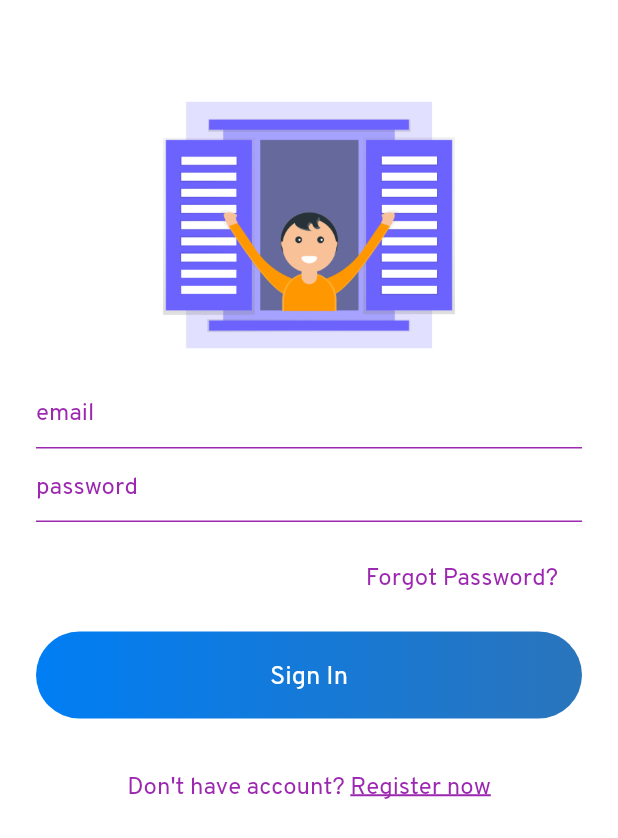
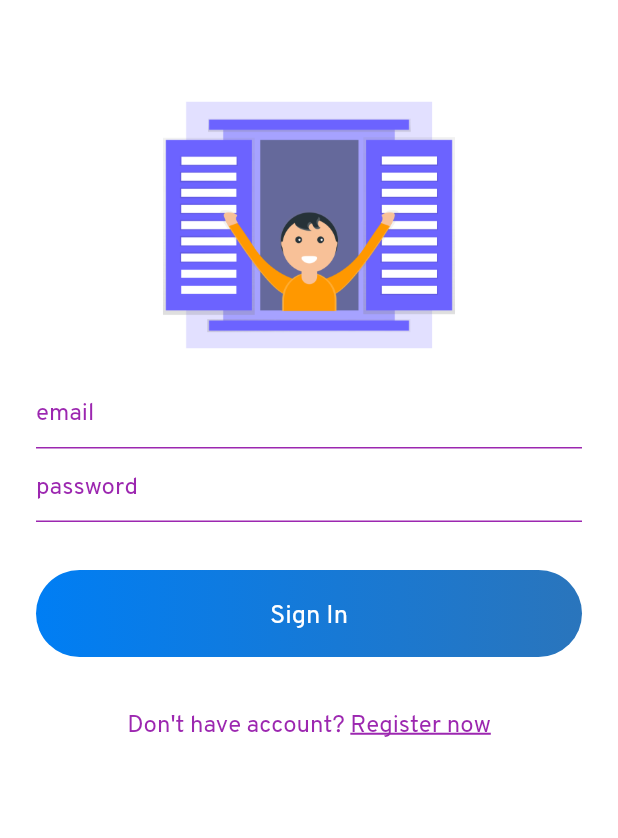
Before and after one commit to jasonofua/Flutter-Chat-App, a Flutter app: the screen it shows after launch, after a tap on "Go to Chat", on a phone screen of 412 x 824 dp. Shown: the top 838 px of the screen. Run offline on Flutter 3.47's test engine with Material 2 defaults, Android fonts, the phone set to English and light mode, and no system bars; our stand-ins replace cloud_firestore, firebase_auth, google_sign_in, liquid_swipe, shared_preferences; accounts and stored records are empty.

Commit message:
finished chat app added a few designs to make it look fun

```diff
--- a/lib/helper/helperfunctions.dart
+++ b/lib/helper/helperfunctions.dart
@@ -6,7 +6,7 @@ class HelperFunctions{
   static String sharedPreferenceUserNameKey = "USERNAMEKEY";
   static String sharedPreferenceUserEmailKey = "USEREMAILKEY";
 
-  /// saving data to sharedpreference
+  // saving data to sharedpreference
   static Future<bool> saveUserLoggedInSharedPreference(bool isUserLoggedIn) async{
 
     SharedPreferences preferences = await SharedPreferences.getInstance();
@@ -23,7 +23,7 @@ class HelperFunctions{
     return await preferences.setString(sharedPreferenceUserEmailKey, userEmail);
   }
 
-  /// fetching data from sharedpreference
+  // fetching data from sharedpreference
 
   static Future<bool> getUserLoggedInSharedPreference() async{
     SharedPreferences preferences = await SharedPreferences.getInstance();
--- a/lib/helper/theme.dart
+++ b/lib/helper/theme.dart
@@ -1,5 +1,7 @@
 import 'package:flutter/material.dart';
 
+
+// custom app theme
 class CustomTheme {
   static Color colorAccent = Color(0xff007EF4);
   static Color textColor = Color(0xff071930);
--- a/lib/main.dart
+++ b/lib/main.dart
@@ -16,7 +16,7 @@ void main() {
 class MyApp extends StatefulWidget {
   // This widget is the root of your application.
   static final style = TextStyle(
-    fontSize: 30,
+    fontSize: 18,
     fontFamily: "Billy",
     fontWeight: FontWeight.w600,
   );
@@ -61,11 +61,11 @@ class _MyAppState extends State<MyApp> {
                 style: MyApp.style,
               ),
               Text(
-                "It's Me",
+                "I thought adding this",
                 style: MyApp.style,
               ),
               Text(
-                "Sahdeep",
+                "Would be cool",
                 style: MyApp.style,
               ),
             ],
@@ -123,15 +123,15 @@ class _MyAppState extends State<MyApp> {
           Column(
             children: <Widget>[
               Text(
-                "Liked?",
+                "Like?",
                 style: MyApp.style,
               ),
               Text(
-                "Fork!",
+                "Thanks",
                 style: MyApp.style,
               ),
               Text(
-                "Give Star!",
+                "Click go to chat to continue",
                 style: MyApp.style,
               ),
             ],
@@ -213,7 +213,7 @@ class _MyAppState extends State<MyApp> {
             Align(
               alignment: Alignment.bottomRight,
               child: Padding(
-                padding: const EdgeInsets.all(25.0),
+                padding: const EdgeInsets.only(left: 35,bottom: 30),
                 child: FlatButton(
                   onPressed: () {
                     userIsLoggedIn != null ?  userIsLoggedIn ?  navigatorKey.currentState.pushReplacement(
@@ -250,8 +250,6 @@ class _MyAppState extends State<MyApp> {
     setState(() {
       page = lpage;
     });
-    if(page == 2){
 
-    }
   }
 }
--- a/lib/services/database.dart
+++ b/lib/services/database.dart
@@ -1,6 +1,8 @@
 import 'package:cloud_firestore/cloud_firestore.dart';
 
 class DatabaseMethods {
+
+  // registering a user after signing up
   Future<void> addUserInfo(userData) async {
     Firestore.instance.collection("users").add(userData).catchError((e) {
       print(e.toString());
@@ -16,6 +18,9 @@ class DatabaseMethods {
       print(e.toString());
     });
   }
+
+
+  //
 
   searchByName(String searchField) {
     return Firestore.instance
--- a/lib/views/chatrooms.dart
+++ b/lib/views/chatrooms.dart
@@ -16,6 +16,8 @@ class ChatRoom extends StatefulWidget {
 class _ChatRoomState extends State<ChatRoom> {
   Stream chatRooms;
 
+
+  // widget (stream) which fetchs the chatlist from firestore and return a stream builder
   Widget chatRoomsList() {
     return StreamBuilder(
       stream: chatRooms,
@@ -43,6 +45,8 @@ class _ChatRoomState extends State<ChatRoom> {
     getUserInfogetChats();
     super.initState();
   }
+
+  // function get user chats and info
 
   getUserInfogetChats() async {
     Constants.myName = await HelperFunctions.getUserNameSharedPreference();
--- a/lib/views/search.dart
+++ b/lib/views/search.dart
@@ -20,6 +20,8 @@ class _SearchState extends State<Search> {
   bool isLoading = false;
   bool haveUserSearched = false;
 
+  //Function searching the firestore db for username being inputted
+
   initiateSearch() async {
     if(searchEditingController.text.isNotEmpty){
       setState(() {
@@ -36,6 +38,8 @@ class _SearchState extends State<Search> {
       });
     }
   }
+
+  //widget returning a listview containing search results
 
   Widget userList(){
     return haveUserSearched ? ListView.builder(
--- a/lib/views/signin.dart
+++ b/lib/views/signin.dart
@@ -1,9 +1,7 @@
 import 'package:chatapp/helper/helperfunctions.dart';
-import 'package:chatapp/helper/theme.dart';
 import 'package:chatapp/services/auth.dart';
 import 'package:chatapp/services/database.dart';
 import 'package:chatapp/views/chatrooms.dart';
-import 'package:chatapp/views/forgot_password.dart';
 import 'package:chatapp/widget/widget.dart';
 import 'package:cloud_firestore/cloud_firestore.dart';
 import 'package:flutter/material.dart';
@@ -111,26 +109,7 @@ class _SignInState extends State<SignIn> {
                     SizedBox(
                       height: 16,
                     ),
-                    Row(
-                      mainAxisAlignment: MainAxisAlignment.end,
-                      children: [
-                        GestureDetector(
-                          onTap: () {
-                            Navigator.push(
-                                context,
-                                MaterialPageRoute(
-                                    builder: (context) => ForgotPassword()));
-                          },
-                          child: Container(
-                              padding: EdgeInsets.symmetric(
-                                  horizontal: 16, vertical: 8),
-                              child: Text(
-                                "Forgot Password?",
-                                style: simpleTextStyle(),
-                              )),
-                        )
-                      ],
-                    ),
+
                     SizedBox(
                       height: 16,
                     ),
```
Also changed, not shown: lib/services/auth.dart (+1 -29 lines), lib/views/forgot_password.dart (deleted, +0 -13 lines), lib/f.dart (deleted).
